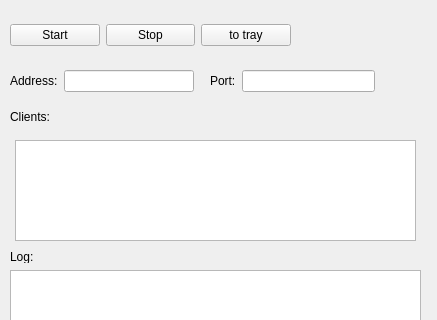
This is shutdown-pc-server/app/ui/forms/main_window_form.ui in vladislav-larionov/shutdown-pc as Qt 5 draws it before an edit; both pictures show x 0 to 437 and y 0 to 320 of the 437 by 518 pixel window. The edited form follows.
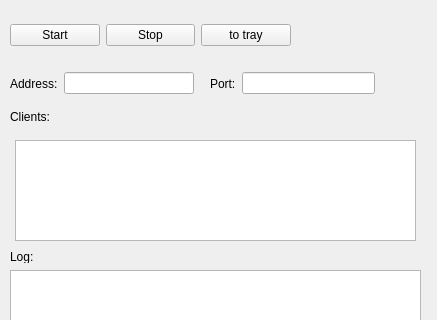
This is the edited form. Custom widgets are drawn as their Qt base class.

Diff of the .ui file:
```diff
--- a/shutdown-pc-server/app/ui/forms/main_window_form.ui
+++ b/shutdown-pc-server/app/ui/forms/main_window_form.ui
@@ -89,7 +89,7 @@
       <x>10</x>
       <y>70</y>
       <width>184</width>
-      <height>22</height>
+      <height>27</height>
      </rect>
     </property>
     <layout class="QHBoxLayout" name="horizontalLayout_2">
@@ -109,7 +109,7 @@
      <item>
       <widget class="QLineEdit" name="address">
        <property name="readOnly">
-        <bool>true</bool>
+        <bool>false</bool>
        </property>
       </widget>
      </item>
@@ -121,7 +121,7 @@
       <x>210</x>
       <y>70</y>
       <width>165</width>
-      <height>22</height>
+      <height>27</height>
      </rect>
     </property>
     <layout class="QHBoxLayout" name="horizontalLayout_3">
```
Left out of the diff: 2 changed lines with no effect on the pictures.
